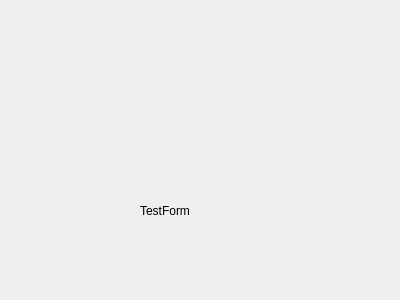
unclave/krepysh, file src/server/server.ui: the form before one commit.
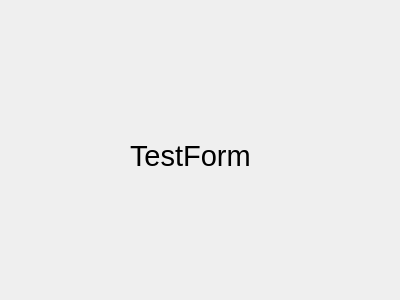
The form after the commit.

```diff
--- a/src/server/server.ui
+++ b/src/server/server.ui
@@ -16,12 +16,17 @@
   <widget class="QLabel" name="label">
    <property name="geometry">
     <rect>
-     <x>140</x>
-     <y>190</y>
-     <width>71</width>
-     <height>41</height>
+     <x>130</x>
+     <y>110</y>
+     <width>141</width>
+     <height>91</height>
     </rect>
    </property>
+   <property name="font">
+    <font>
+     <pointsize>22</pointsize>
+    </font>
+   </property>
    <property name="text">
     <string>TestForm</string>
    </property>
```
